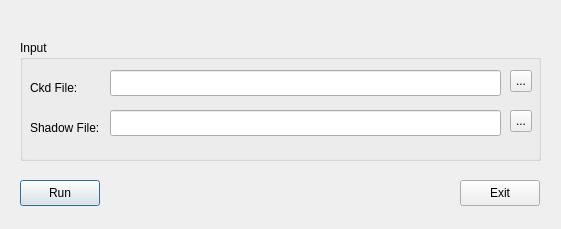
Old version of the form HerculesStudio/HercUtilities/Dasdls.ui in the repository fsword7/hercgui.
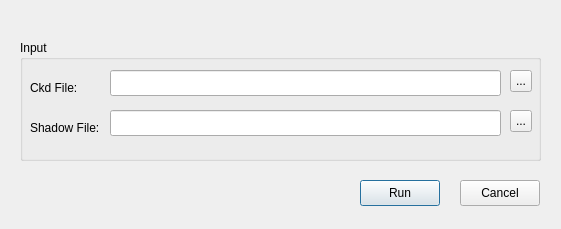
New version of the form.

What changed in the file:
```diff
--- a/HerculesStudio/HercUtilities/Dasdls.ui
+++ b/HerculesStudio/HercUtilities/Dasdls.ui
@@ -97,10 +97,10 @@
     </property>
    </widget>
   </widget>
-  <widget class="QPushButton" name="runButton" >
-   <property name="geometry" >
+  <widget class="QPushButton" name="runButton">
+   <property name="geometry">
     <rect>
-     <x>20</x>
+     <x>360</x>
      <y>180</y>
      <width>80</width>
      <height>26</height>
@@ -119,12 +119,12 @@
      <height>26</height>
     </rect>
    </property>
-   <property name="text" >
-    <string>Exit</string>
+   <property name="text">
+    <string>Cancel</string>
    </property>
   </widget>
  </widget>
- <layoutdefault spacing="6" margin="11" />
+ <layoutdefault spacing="6" margin="11"/>
  <resources/>
  <connections/>
 </ui>
```
Left out of the diff: 53 changed lines with no effect on the pictures.
